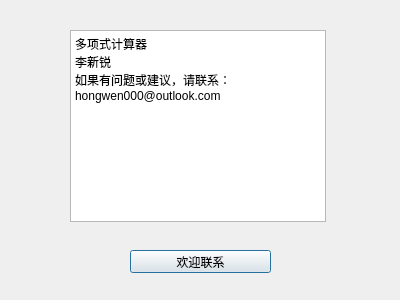
hongwen000/Polynomial-Calculator, file about.ui: the form before one commit.
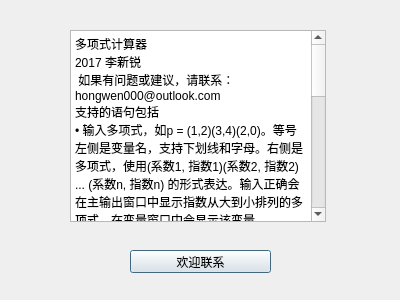
The form after the commit.

Patch:
```diff
--- a/about.ui
+++ b/about.ui
@@ -39,10 +39,19 @@
     <string>&lt;!DOCTYPE HTML PUBLIC &quot;-//W3C//DTD HTML 4.0//EN&quot; &quot;http://www.w3.org/TR/REC-html40/strict.dtd&quot;&gt;
 &lt;html&gt;&lt;head&gt;&lt;meta name=&quot;qrichtext&quot; content=&quot;1&quot; /&gt;&lt;style type=&quot;text/css&quot;&gt;
 p, li { white-space: pre-wrap; }
-&lt;/style&gt;&lt;/head&gt;&lt;body style=&quot; font-family:'.SF NS Text'; font-size:13pt; font-weight:400; font-style:normal;&quot;&gt;
-&lt;p style=&quot; margin-top:0px; margin-bottom:0px; margin-left:0px; margin-right:0px; -qt-block-indent:0; text-indent:0px;&quot;&gt;&lt;span style=&quot; font-family:'SimSun'; font-size:9pt;&quot;&gt;多项式计算器&lt;/span&gt;&lt;/p&gt;
-&lt;p style=&quot; margin-top:0px; margin-bottom:0px; margin-left:0px; margin-right:0px; -qt-block-indent:0; text-indent:0px;&quot;&gt;&lt;span style=&quot; font-family:'SimSun'; font-size:9pt;&quot;&gt;李新锐&lt;/span&gt;&lt;/p&gt;
-&lt;p style=&quot; margin-top:0px; margin-bottom:0px; margin-left:0px; margin-right:0px; -qt-block-indent:0; text-indent:0px;&quot;&gt;&lt;span style=&quot; font-family:'SimSun'; font-size:9pt;&quot;&gt;如果有问题或建议，请联系：hongwen000@outlook.com&lt;/span&gt;&lt;/p&gt;&lt;/body&gt;&lt;/html&gt;</string>
+&lt;/style&gt;&lt;/head&gt;&lt;body style=&quot; font-family:'SimSun'; font-size:9pt; font-weight:400; font-style:normal;&quot;&gt;
+&lt;p style=&quot; margin-top:0px; margin-bottom:0px; margin-left:0px; margin-right:0px; -qt-block-indent:0; text-indent:0px;&quot;&gt;多项式计算器&lt;/p&gt;
+&lt;p style=&quot; margin-top:0px; margin-bottom:0px; margin-left:0px; margin-right:0px; -qt-block-indent:0; text-indent:0px;&quot;&gt;2017 李新锐&lt;/p&gt;
+&lt;p style=&quot; margin-top:0px; margin-bottom:0px; margin-left:0px; margin-right:0px; -qt-block-indent:0; text-indent:0px;&quot;&gt; 如果有问题或建议，请联系：hongwen000@outlook.com&lt;/p&gt;
+&lt;p style=&quot; margin-top:0px; margin-bottom:0px; margin-left:0px; margin-right:0px; -qt-block-indent:0; text-indent:0px;&quot;&gt;支持的语句包括&lt;/p&gt;
+&lt;p style=&quot; margin-top:0px; margin-bottom:0px; margin-left:0px; margin-right:0px; -qt-block-indent:0; text-indent:0px;&quot;&gt;• 输入多项式，如p = (1,2)(3,4)(2,0)。等号左侧是变量名，支持下划线和字母。右侧是多项式，使用(系数1, 指数1)(系数2, 指数2) ... (系数n, 指数n) 的形式表达。输入正确会在主输出窗口中显示指数从大到小排列的多项式。在变量窗口中会显示该变量。&lt;/p&gt;
+&lt;p style=&quot; margin-top:0px; margin-bottom:0px; margin-left:0px; margin-right:0px; -qt-block-indent:0; text-indent:0px;&quot;&gt;• 输出多项式，如print p 或者print all，输出结果显示在主输出窗口。&lt;/p&gt;
+&lt;p style=&quot; margin-top:0px; margin-bottom:0px; margin-left:0px; margin-right:0px; -qt-block-indent:0; text-indent:0px;&quot;&gt;• 多项式运算，如p+q, p-q, p*q, p==q, p’, p[x=3], p*(q+r)-s。其中加减乘除和括号支持混合运算。其他运算符不支持。运算结果会输出在主输出窗口。&lt;/p&gt;
+&lt;p style=&quot; margin-top:0px; margin-bottom:0px; margin-left:0px; margin-right:0px; -qt-block-indent:0; text-indent:0px;&quot;&gt;• 在主输入条输入合法的多项式或会得到多个多项式结果的多项式运算后，在x 输入条输入x 的值，点击求值或按下回车将会在求值输出条和主输出窗口中显示求值结果，主输入的求值语句不影响求值窗口结果。&lt;/p&gt;
+&lt;p style=&quot; margin-top:0px; margin-bottom:0px; margin-left:0px; margin-right:0px; -qt-block-indent:0; text-indent:0px;&quot;&gt;• 双击变量窗口中的多个变量可以将其显示在主输出窗口中，选中后点删除可删除这个变量。&lt;/p&gt;
+&lt;p style=&quot; margin-top:0px; margin-bottom:0px; margin-left:0px; margin-right:0px; -qt-block-indent:0; text-indent:0px;&quot;&gt;• 在主输入条输入合法的多项式或会得到多个多项式结果的多项式运算后，点击作图，将打开作图窗口，输入合法的x 范围后可作出该多项式函数的图像。&lt;/p&gt;
+&lt;p style=&quot; margin-top:0px; margin-bottom:0px; margin-left:0px; margin-right:0px; -qt-block-indent:0; text-indent:0px;&quot;&gt;• 在点击菜单栏文件菜单，可以将当前运算结果和变量保存到文本，或从之前保存的文本中加载运算结果和变量。&lt;/p&gt;
+&lt;p style=&quot;-qt-paragraph-type:empty; margin-top:0px; margin-bottom:0px; margin-left:0px; margin-right:0px; -qt-block-indent:0; text-indent:0px;&quot;&gt;&lt;br /&gt;&lt;/p&gt;&lt;/body&gt;&lt;/html&gt;</string>
    </property>
   </widget>
  </widget>
```
